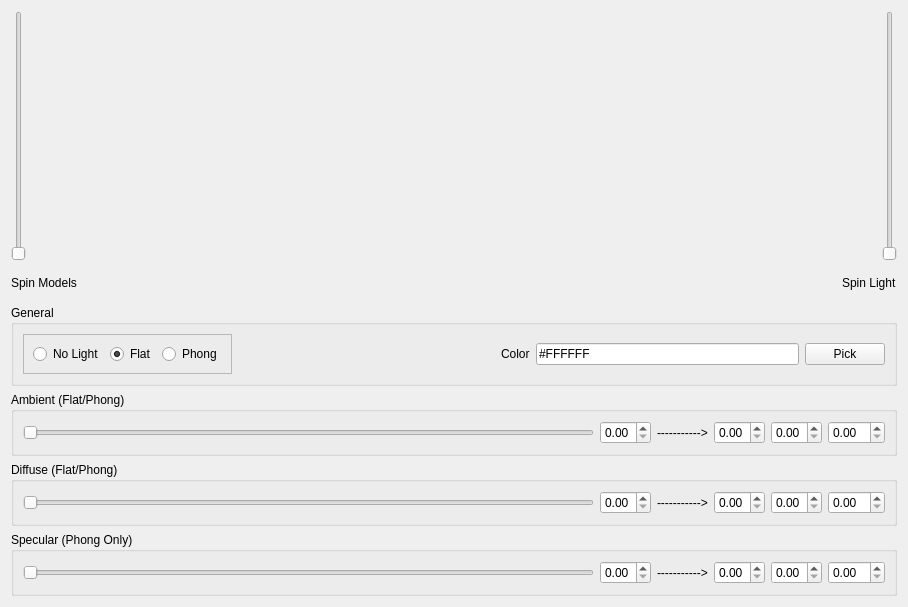
solarix95/libqtr3d, file examples/09-light-master/viewerform.ui: the form before one commit.
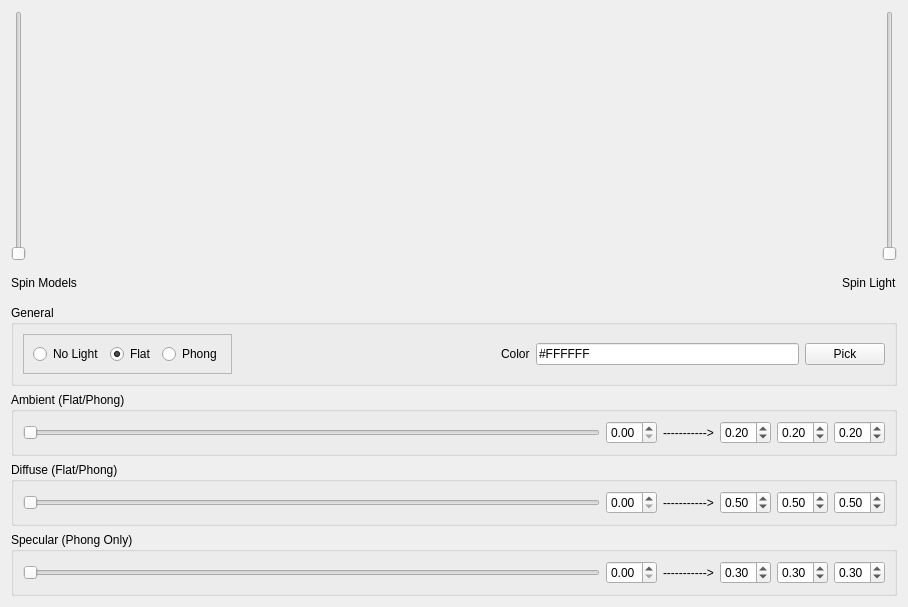
The form after the commit. Custom widgets are drawn as their Qt base class.

Diff of the .ui file:
```diff
--- a/examples/09-light-master/viewerform.ui
+++ b/examples/09-light-master/viewerform.ui
@@ -63,6 +63,9 @@
           <property name="singleStep">
            <double>0.050000000000000</double>
           </property>
+          <property name="value">
+           <double>0.500000000000000</double>
+          </property>
          </widget>
         </item>
         <item>
@@ -73,10 +76,23 @@
           <property name="singleStep">
            <double>0.050000000000000</double>
           </property>
+          <property name="value">
+           <double>0.500000000000000</double>
+          </property>
          </widget>
         </item>
         <item>
-         <widget class="QDoubleSpinBox" name="diffuseZ"/>
+         <widget class="QDoubleSpinBox" name="diffuseZ">
+          <property name="maximum">
+           <double>1.000000000000000</double>
+          </property>
+          <property name="singleStep">
+           <double>0.050000000000000</double>
+          </property>
+          <property name="value">
+           <double>0.500000000000000</double>
+          </property>
+         </widget>
         </item>
        </layout>
       </widget>
@@ -201,6 +217,9 @@
           <property name="singleStep">
            <double>0.050000000000000</double>
           </property>
+          <property name="value">
+           <double>0.200000000000000</double>
+          </property>
          </widget>
         </item>
         <item>
@@ -211,10 +230,23 @@
           <property name="singleStep">
            <double>0.050000000000000</double>
           </property>
+          <property name="value">
+           <double>0.200000000000000</double>
+          </property>
          </widget>
         </item>
         <item>
-         <widget class="QDoubleSpinBox" name="ambientZ"/>
+         <widget class="QDoubleSpinBox" name="ambientZ">
+          <property name="maximum">
+           <double>1.000000000000000</double>
+          </property>
+          <property name="singleStep">
+           <double>0.050000000000000</double>
+          </property>
+          <property name="value">
+           <double>0.200000000000000</double>
+          </property>
+         </widget>
         </item>
        </layout>
       </widget>
@@ -260,6 +292,9 @@
           <property name="singleStep">
            <double>0.050000000000000</double>
           </property>
+          <property name="value">
+           <double>0.300000000000000</double>
+          </property>
          </widget>
         </item>
         <item>
@@ -270,10 +305,23 @@
           <property name="singleStep">
            <double>0.050000000000000</double>
           </property>
+          <property name="value">
+           <double>0.300000000000000</double>
+          </property>
          </widget>
         </item>
         <item>
-         <widget class="QDoubleSpinBox" name="specularZ"/>
+         <widget class="QDoubleSpinBox" name="specularZ">
+          <property name="maximum">
+           <double>1.000000000000000</double>
+          </property>
+          <property name="singleStep">
+           <double>0.050000000000000</double>
+          </property>
+          <property name="value">
+           <double>0.300000000000000</double>
+          </property>
+         </widget>
         </item>
        </layout>
       </widget>
```
